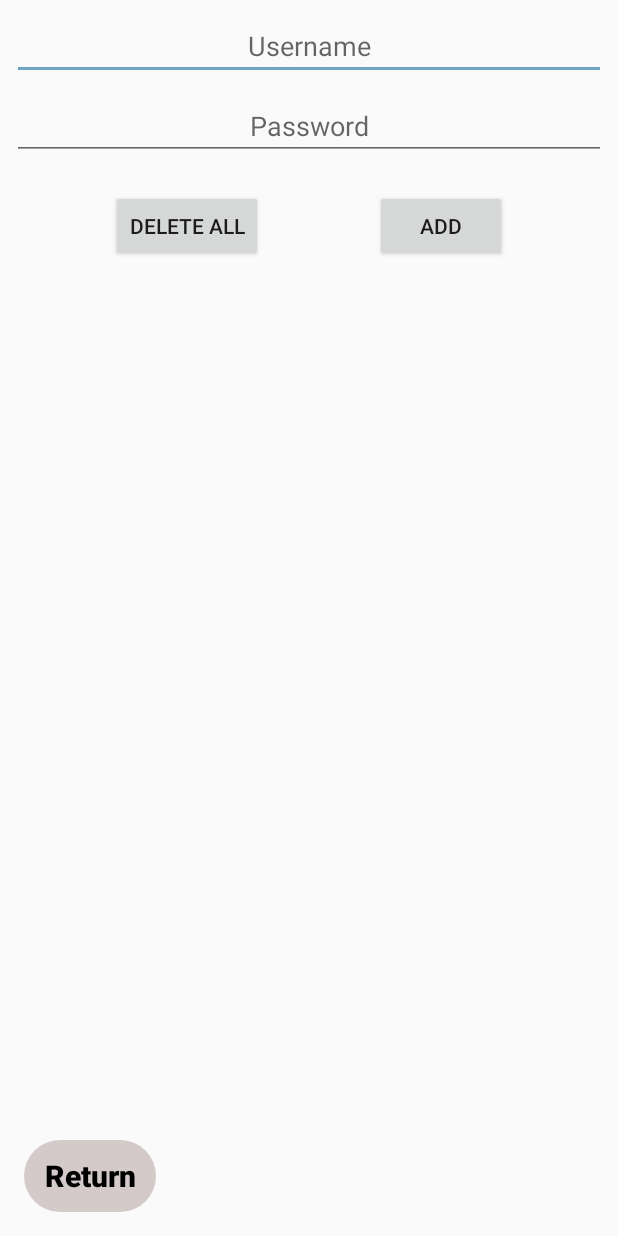
After one commit to DevYouriD/WheelOfDespair, an Android app built with Jetpack Compose: the SqliteActivity screen opened directly, with no data from a screen before it, on a phone screen of 412 x 824 dp. The commit adds this screen. Run offline under Robolectric (Android 15) with nearby library versions, the phone set to English and light mode, and no system bars.

Commit message:
Added db support and some minor structural changes

```diff
--- a/app/build.gradle.kts
+++ b/app/build.gradle.kts
@@ -6,6 +6,7 @@ val constraintLayoutVersion = "2.1.4"
 val constraintLayoutComposeVersion = "1.0.1"
 val appCompatVersion = "1.6.1"
 val jUnitVersion = "4.13.2"
+val composeBomVersion = "2023.10.01"
 
 plugins {
     id("com.android.application")
@@ -60,7 +61,6 @@ dependencies {
     implementation("androidx.core:core-ktx:$coreKtxVersion")
     implementation("androidx.lifecycle:lifecycle-runtime-ktx:$lifecycleRuntimeKtxVersion")
     implementation("androidx.activity:activity-compose:$activityComposeVersion")
-    implementation(platform("androidx.compose:compose-bom:2023.03.00"))
     implementation("androidx.compose.ui:ui")
     implementation("androidx.compose.ui:ui-graphics")
     implementation("androidx.compose.ui:ui-tooling-preview")
@@ -71,13 +71,14 @@ dependencies {
     // To use constraintlayout in compose
     implementation("androidx.constraintlayout:constraintlayout-compose:$constraintLayoutComposeVersion")
     implementation("androidx.appcompat:appcompat:$appCompatVersion")
+    implementation(platform("androidx.compose:compose-bom:$composeBomVersion"))
 
     // TEST
     testImplementation("junit:junit:$jUnitVersion")
     androidTestImplementation("androidx.test.ext:junit:1.1.5")
     androidTestImplementation("androidx.test.espresso:espresso-core:3.5.1")
-    androidTestImplementation(platform("androidx.compose:compose-bom:2023.03.00"))
     androidTestImplementation("androidx.compose.ui:ui-test-junit4")
+    androidTestImplementation(platform("androidx.compose:compose-bom:$composeBomVersion"))
 
     // DEBUG
     debugImplementation("androidx.compose.ui:ui-tooling")
--- /dev/null
+++ b/app/src/main/java/com/example/wheelofdespair/sqlite/DataBaseHelper.java
@@ -0,0 +1,88 @@
+package com.example.wheelofdespair.sqlite;
+
+import android.content.ContentValues;
+import android.content.Context;
+import android.database.Cursor;
+import android.database.sqlite.SQLiteDatabase;
+import android.database.sqlite.SQLiteOpenHelper;
+
+import androidx.annotation.Nullable;
+
+import java.util.ArrayList;
+import java.util.List;
+
+public class DataBaseHelper extends SQLiteOpenHelper {
+    public static final String USER_TABLE = "USER_TABLE";
+    public static final String COLUMN_ID = "ID";
+    public static final String COLUMN_USER_NAME = "USER_NAME";
+    public static final String COLUMN_USER_PASSWORD = "USER_PASSWORD";
+
+    public static final String CREATE_TABLE_STATEMENT = "CREATE TABLE " + USER_TABLE + " (" +
+            COLUMN_ID + " INTEGER PRIMARY KEY AUTOINCREMENT, " + COLUMN_USER_NAME + " TEXT, " + COLUMN_USER_PASSWORD + " INT)";
+
+    public DataBaseHelper(@Nullable Context context) {
+        super(context, "user.db", null, 1);
+    }
+
+    @Override
+    public void onCreate(SQLiteDatabase db) { db.execSQL(CREATE_TABLE_STATEMENT); }
+
+    @Override
+    public void onUpgrade(SQLiteDatabase sqLiteDatabase, int oldVersion, int newVersion) { }
+
+    public boolean addUser(UserModel userModel) {
+        SQLiteDatabase db = this.getWritableDatabase();
+        ContentValues cv = new ContentValues();
+
+        cv.put(COLUMN_USER_NAME, userModel.getName());
+        cv.put(COLUMN_USER_PASSWORD, userModel.getPassword());
+
+        long insert = db.insert(USER_TABLE, null, cv);
+        return insert != -1;
+    }
+
+    public boolean deleteUser (UserModel userModel) {
+        SQLiteDatabase db = this.getWritableDatabase();
+        String queryString = "DELETE FROM " + USER_TABLE + " WHERE " + COLUMN_ID + " = " + userModel.getId();
+        Cursor cursor = db.rawQuery(queryString, null);
+
+        if (cursor.moveToFirst()){
+            db.execSQL(queryString);
+        }
+
+        cursor.close();
+        return true;
+    }
+
+    public List<UserModel> getAllUsers() {
+        List<UserModel> returnList = new ArrayList<>();
+        String queryString = "SELECT * FROM " + USER_TABLE;
+        SQLiteDatabase db = this.getReadableDatabase();
+        Cursor cursor = db.rawQuery(queryString, null);
+
+        if (cursor.moveToFirst()){
+            do {
+                int userId = cursor.getInt(0);
+                String userName = cursor.getString(1);
+                String userPassword = cursor.getString(2);
+
+                UserModel newUser = new UserModel(userId, userName, userPassword);
+                returnList.add(newUser);
+
+            }while (cursor.moveToNext());
+        }
+        cursor.close();
+        db.close();
+
+        return  returnList;
+    }
+
+    public void clearDb() {
+        String dropTableStatement = "DROP TABLE " + USER_TABLE;
+        SQLiteDatabase db = this.getWritableDatabase();
+
+        db.execSQL(dropTableStatement);
+        db.execSQL(CREATE_TABLE_STATEMENT);
+        db.close();
+    }
+}
--- /dev/null
+++ b/app/src/main/java/com/example/wheelofdespair/sqlite/SqliteActivity.kt
@@ -0,0 +1,79 @@
+package com.example.wheelofdespair.sqlite
+
+import android.content.Intent
+import android.os.Bundle
+import android.widget.ArrayAdapter
+import android.widget.Button
+import android.widget.EditText
+import android.widget.ListView
+import android.widget.Toast
+import androidx.appcompat.app.AppCompatActivity
+import com.example.wheelofdespair.R
+import com.example.wheelofdespair.views.MainActivity
+
+class SqliteActivity : AppCompatActivity() {
+
+    private lateinit var et_name: EditText
+    private lateinit var et_password: EditText
+    private lateinit var btn_add: Button
+    private lateinit var btn_deleteAll: Button
+    private lateinit var returnToHomePageButton: Button
+    private lateinit var lv_userList: ListView
+
+    private lateinit var userArrayAdapter: ArrayAdapter<UserModel>
+    private lateinit var dataBaseHelper: DataBaseHelper
+
+    override fun onCreate(savedInstanceState: Bundle?) {
+        super.onCreate(savedInstanceState)
+        setContentView(R.layout.activity_sqlite)
+
+        et_name = findViewById(R.id.et_name)
+        et_password = findViewById(R.id.et_password)
+        btn_add = findViewById(R.id.btn_add)
+        btn_deleteAll = findViewById(R.id.btn_deleteAll)
+        returnToHomePageButton = findViewById(R.id.returnToHomePageButton)
+        lv_userList = findViewById(R.id.lv_userList)
+
+        dataBaseHelper = DataBaseHelper(this@SqliteActivity)
+        updateListView(dataBaseHelper)
+        var userModel: UserModel
+
+        btn_add.setOnClickListener {
+            try {
+                userModel = UserModel(-1, et_name.text.toString(), et_password.text.toString().toString())
+                val success: Boolean = dataBaseHelper.addUser(userModel)
+                // Toast.makeText(this@SqliteActivity, "Success = $success", Toast.LENGTH_SHORT).show()
+            } catch (e: Exception) {
+                Toast.makeText(this@SqliteActivity, "Invalid format, please fill in all fields", Toast.LENGTH_SHORT).show()
+            }
+            val dataBaseHelper = DataBaseHelper(this@SqliteActivity)
+            updateListView(dataBaseHelper)
+        }
+
+        btn_deleteAll.setOnClickListener {
+            dataBaseHelper = DataBaseHelper(this@SqliteActivity)
+            dataBaseHelper.clearDb()
+            updateListView(dataBaseHelper)
+        }
+
+        returnToHomePageButton.setOnClickListener {
+            val intent = Intent(this, MainActivity::class.java)
+            startActivity(intent)
+        }
+
+        lv_userList.setOnItemClickListener { parent, _, position, _ ->
+            val selectedUser = parent.getItemAtPosition(position) as UserModel
+            dataBaseHelper.deleteUser(selectedUser)
+            updateListView(dataBaseHelper)
+            // Toast.makeText(this@SqliteActivity, "Deleted $selectedUser", Toast.LENGTH_SHORT).show()
+        }
+    }
+    private fun updateListView(dataBaseHelper: DataBaseHelper) {
+        userArrayAdapter = ArrayAdapter<UserModel>(
+            this@SqliteActivity,
+            android.R.layout.simple_list_item_1,
+            dataBaseHelper.allUsers
+        )
+        lv_userList.adapter = userArrayAdapter
+    }
+}
--- /dev/null
+++ b/app/src/main/res/layout/activity_sqlite.xml
@@ -0,0 +1,89 @@
+<?xml version="1.0" encoding="utf-8"?>
+<androidx.constraintlayout.widget.ConstraintLayout xmlns:android="http://schemas.android.com/apk/res/android"
+    xmlns:app="http://schemas.android.com/apk/res-auto"
+    xmlns:tools="http://schemas.android.com/tools"
+    android:id="@+id/ConstraintLayout"
+    android:layout_width="match_parent"
+    android:layout_height="match_parent"
+    tools:context=".sqlite.SqliteActivity">
+
+    <EditText
+        android:id="@+id/et_name"
+        android:layout_width="0dp"
+        android:layout_height="wrap_content"
+        android:layout_marginStart="8dp"
+        android:layout_marginTop="8dp"
+        android:layout_marginEnd="8dp"
+        android:ems="10"
+        android:hint="@string/UserName"
+        android:gravity="center_horizontal"
+        android:inputType="text"
+        app:layout_constraintEnd_toEndOf="parent"
+        app:layout_constraintStart_toStartOf="parent"
+        app:layout_constraintTop_toTopOf="parent" />
+
+    <EditText
+        android:id="@+id/et_password"
+        android:layout_width="0dp"
+        android:layout_height="wrap_content"
+        android:layout_marginStart="8dp"
+        android:layout_marginTop="8dp"
+        android:layout_marginEnd="8dp"
+        android:ems="10"
+        android:hint="@string/UserPassword"
+        android:gravity="center_horizontal"
+        android:inputType="textPassword"
+        app:layout_constraintEnd_toEndOf="parent"
+        app:layout_constraintHorizontal_bias="0.497"
+        app:layout_constraintStart_toStartOf="parent"
+        app:layout_constraintTop_toBottomOf="@+id/et_name" />
+
+    <Button
+        android:id="@+id/btn_deleteAll"
+        android:layout_width="wrap_content"
+        android:layout_height="wrap_content"
+        android:layout_marginTop="20dp"
+        android:text="Delete All"
+        app:layout_constraintEnd_toStartOf="@+id/btn_add"
+        app:layout_constraintStart_toStartOf="parent"
+        app:layout_constraintTop_toBottomOf="@+id/et_password" />
+
+    <Button
+        android:id="@+id/btn_add"
+        android:layout_width="wrap_content"
+        android:layout_height="wrap_content"
+        android:text="Add"
+        app:layout_constraintEnd_toEndOf="parent"
+        app:layout_constraintStart_toEndOf="@id/btn_deleteAll"
+        app:layout_constraintTop_toTopOf="@+id/btn_deleteAll" />
+
+    <ListView
+        android:id="@+id/lv_userList"
+        android:layout_width="390dp"
+        android:layout_height="475dp"
+        android:layout_marginTop="20dp"
+        app:layout_constraintBottom_toBottomOf="parent"
+        app:layout_constraintEnd_toEndOf="parent"
+        app:layout_constraintHorizontal_bias="0.476"
+        app:layout_constraintStart_toStartOf="parent"
+        app:layout_constraintTop_toBottomOf="@+id/btn_deleteAll"
+        app:layout_constraintVertical_bias="0.0" />
+
+    <Button
+        android:id="@+id/returnToHomePageButton"
+        android:layout_width="wrap_content"
+        android:layout_height="wrap_content"
+        android:layout_marginBottom="16dp"
+        android:background="@drawable/rounded_corner"
+        android:backgroundTint="#D4CACA"
+        android:text="Return"
+        android:textColor="@color/black"
+        android:textAllCaps="false"
+        android:textSize="20sp"
+        android:textStyle="bold"
+        app:layout_constraintBottom_toBottomOf="parent"
+        app:layout_constraintEnd_toEndOf="parent"
+        app:layout_constraintHorizontal_bias="0.049"
+        app:layout_constraintStart_toStartOf="parent" />
+
+</androidx.constraintlayout.widget.ConstraintLayout>
--- a/app/src/main/res/values/strings.xml
+++ b/app/src/main/res/values/strings.xml
@@ -1,3 +1,6 @@
 <resources>
     <string name="app_name">WheelOfDespair</string>
+    <string name="UserName">Username</string>
+    <string name="UserPassword">Password</string>
+    <string name="title_activity_test">TestActivity</string>
 </resources>
```
Also changed, not shown: app/src/main/AndroidManifest.xml (+8 -3 lines), app/src/main/java/com/example/wheelofdespair/sqlite/UserModel.java (added, +37 -0 lines), app/src/main/java/com/example/wheelofdespair/views/MainActivity.kt (+18 -0 lines), app/src/main/res/layout/activity_main.xml (+20 -32 lines), app/src/main/res/drawable/logo.png.
